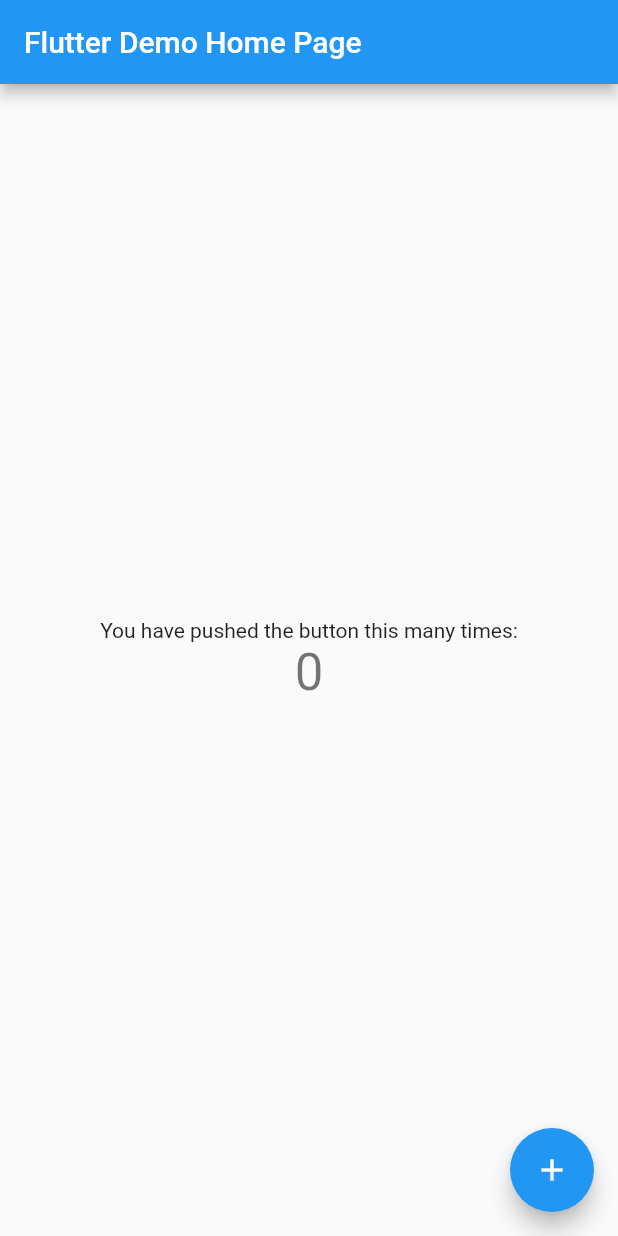
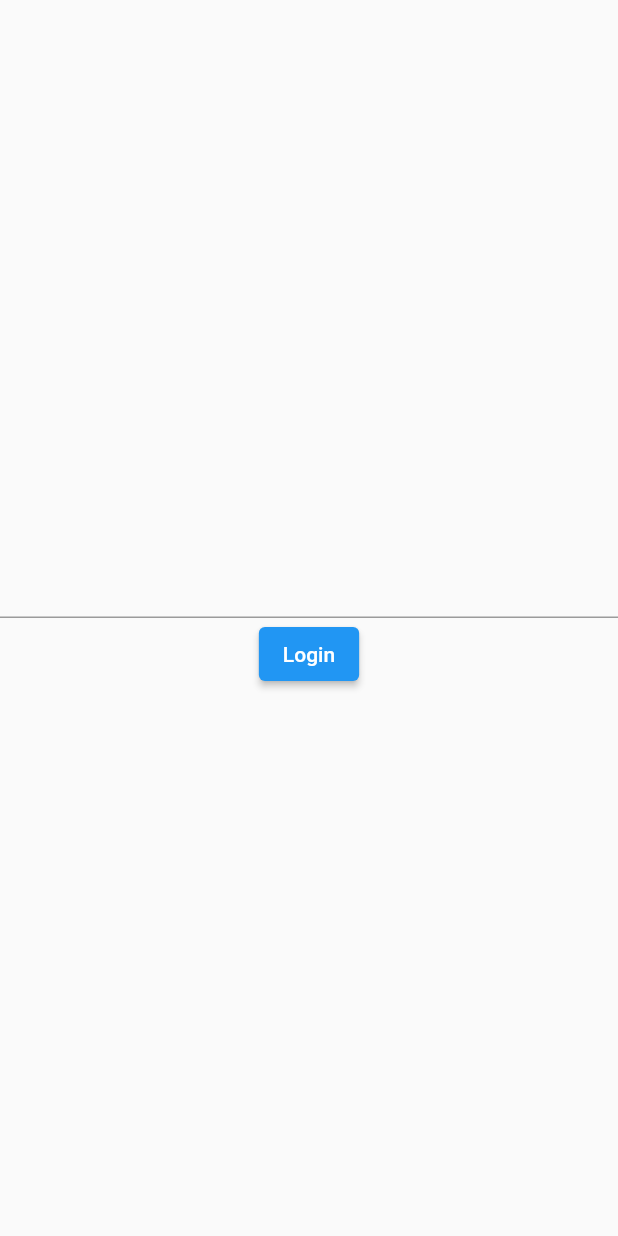
Before and after one commit to BilalRehman08/Login_Post_Api_Integration, a Flutter app: the screen it shows after launch, on a phone screen of 412 x 824 dp. Run offline on Flutter 3.47's test engine with Material 2 defaults, Android fonts, the phone set to English and light mode, and no system bars.

Commit message:
basic structuring, login UI create (initial)

```diff
--- /dev/null
+++ b/lib/app/app.dart
@@ -0,0 +1,11 @@
+import 'package:flutter/material.dart';
+import 'package:task/screens/auth/login/login.dart';
+
+class App extends StatelessWidget {
+  @override
+  Widget build(BuildContext context) {
+    return MaterialApp(
+      home: Login(),
+    );
+  }
+}
--- a/lib/main.dart
+++ b/lib/main.dart
@@ -1,113 +1,6 @@
 import 'package:flutter/material.dart';
+import 'package:task/app/app.dart';
 
 void main() {
-  runApp(MyApp());
+  runApp(App());
 }
-
-class MyApp extends StatelessWidget {
-  // This widget is the root of your application.
-  @override
-  Widget build(BuildContext context) {
-    return MaterialApp(
-      title: 'Flutter Demo',
-      theme: ThemeData(
-        // This is the theme of your application.
-        //
-        // Try running your application with "flutter run". You'll see the
-        // application has a blue toolbar. Then, without quitting the app, try
-        // changing the primarySwatch below to Colors.green and then invoke
-        // "hot reload" (press "r" in the console where you ran "flutter run",
-        // or simply save your changes to "hot reload" in a Flutter IDE).
-        // Notice that the counter didn't reset back to zero; the application
-        // is not restarted.
-        primarySwatch: Colors.blue,
-      ),
-      home: MyHomePage(title: 'Flutter Demo Home Page'),
-    );
-  }
-}
-
-class MyHomePage extends StatefulWidget {
-  MyHomePage({Key? key, required this.title}) : super(key: key);
-
-  // This widget is the home page of your application. It is stateful, meaning
-  // that it has a State object (defined below) that contains fields that affect
-  // how it looks.
-
-  // This class is the configuration for the state. It holds the values (in this
-  // case the title) provided by the parent (in this case the App widget) and
-  // used by the build method of the State. Fields in a Widget subclass are
-  // always marked "final".
-
-  final String title;
-
-  @override
-  _MyHomePageState createState() => _MyHomePageState();
-}
-
-class _MyHomePageState extends State<MyHomePage> {
-  int _counter = 0;
-
-  void _incrementCounter() {
-    setState(() {
-      // This call to setState tells the Flutter framework that something has
-      // changed in this State, which causes it to rerun the build method below
-      // so that the display can reflect the updated values. If we changed
-      // _counter without calling setState(), then the build method would not be
-      // called again, and so nothing would appear to happen.
-      _counter++;
-    });
-  }
-
-  @override
-  Widget build(BuildContext context) {
-    // This method is rerun every time setState is called, for instance as done
-    // by the _incrementCounter method above.
-    //
-    // The Flutter framework has been optimized to make rerunning build methods
-    // fast, so that you can just rebuild anything that needs updating rather
-    // than having to individually change instances of widgets.
-    return Scaffold(
-      appBar: AppBar(
-        // Here we take the value from the MyHomePage object that was created by
-        // the App.build method, and use it to set our appbar title.
-        title: Text(widget.title),
-      ),
-      body: Center(
-        // Center is a layout widget. It takes a single child and positions it
-        // in the middle of the parent.
-        child: Column(
-          // Column is also a layout widget. It takes a list of children and
-          // arranges them vertically. By default, it sizes itself to fit its
-          // children horizontally, and tries to be as tall as its parent.
-          //
-          // Invoke "debug painting" (press "p" in the console, choose the
-          // "Toggle Debug Paint" action from the Flutter Inspector in Android
-          // Studio, or the "Toggle Debug Paint" command in Visual Studio Code)
-          // to see the wireframe for each widget.
-          //
-          // Column has various properties to control how it sizes itself and
-          // how it positions its children. Here we use mainAxisAlignment to
-          // center the children vertically; the main axis here is the vertical
-          // axis because Columns are vertical (the cross axis would be
-          // horizontal).
-          mainAxisAlignment: MainAxisAlignment.center,
-          children: <Widget>[
-            Text(
-              'You have pushed the button this many times:',
-            ),
-            Text(
-              '$_counter',
-              style: Theme.of(context).textTheme.headline4,
-            ),
-          ],
-        ),
-      ),
-      floatingActionButton: FloatingActionButton(
-        onPressed: _incrementCounter,
-        tooltip: 'Increment',
-        child: Icon(Icons.add),
-      ), // This trailing comma makes auto-formatting nicer for build methods.
-    );
-  }
-}
--- /dev/null
+++ b/lib/models/post.dart
@@ -0,0 +1 @@
+class Post {}
--- /dev/null
+++ b/lib/models/user.dart
@@ -0,0 +1 @@
+class User {}
--- /dev/null
+++ b/lib/screens/auth/login/login.dart
@@ -0,0 +1,34 @@
+import 'package:flutter/material.dart';
+
+class Login extends StatelessWidget {
+  @override
+  Widget build(BuildContext context) {
+    return Scaffold(
+      body: _Body(),
+    );
+  }
+}
+
+class _Body extends StatelessWidget {
+  final userNameCtrl = TextEditingController();
+
+  @override
+  Widget build(BuildContext context) {
+    return Center(
+      child: Form(
+        child: Column(
+          mainAxisSize: MainAxisSize.min,
+          children: [
+            TextFormField(
+              controller: userNameCtrl,
+            ),
+            ElevatedButton(
+              onPressed: () {},
+              child: Text('Login'),
+            )
+          ],
+        ),
+      ),
+    );
+  }
+}
--- /dev/null
+++ b/lib/services/remote/api.dart
@@ -0,0 +1 @@
+class ApiService {}
```
Also changed, not shown: 1 other file.
